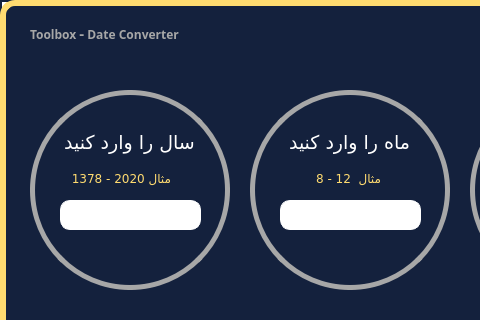
Old version of the form Ui/DateConverter.ui in the repository FatemeMokhtari/ToolBox_Python; both pictures show x 0 to 480 and y 0 to 320 of the 700 by 550 pixel window.
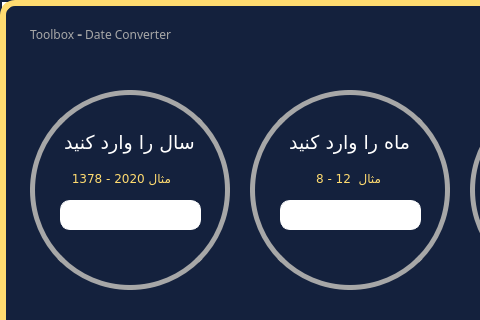
New version of the form. Icons and pictures are not drawn.

```diff
--- a/Ui/DateConverter.ui
+++ b/Ui/DateConverter.ui
@@ -514,8 +514,8 @@
       <font>
        <family>A Salamat</family>
        <pointsize>9</pointsize>
-       <weight>75</weight>
-       <bold>true</bold>
+       <weight>50</weight>
+       <bold>false</bold>
        <kerning>true</kerning>
       </font>
      </property>
```
